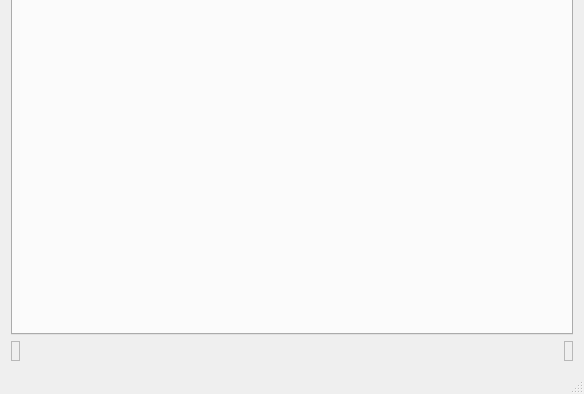
The window that examples/solum_qt/example/solumqt.ui (clariusdev/solum) describes before a commit, drawn with Qt 5; both pictures show x 0 to 584 and y 274 to 668 of the 584 by 668 pixel window.
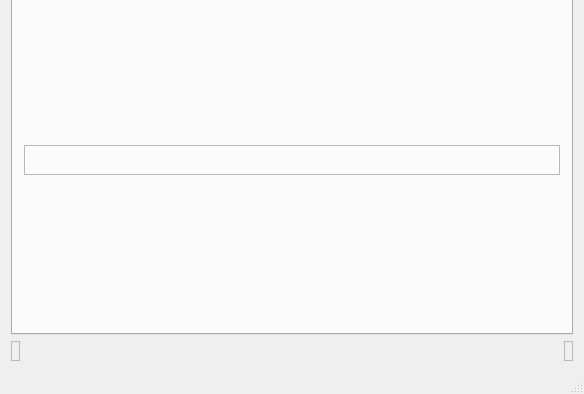
The same window after the commit. The open tabs and pages were chosen to show the change.

What changed in the file:
```diff
--- a/examples/solum_qt/example/solumqt.ui
+++ b/examples/solum_qt/example/solumqt.ui
@@ -1093,6 +1093,22 @@
         <item>
          <layout class="QVBoxLayout" name="render"/>
         </item>
+        <item>
+         <widget class="QLabel" name="imuStats">
+          <property name="maximumSize">
+           <size>
+            <width>16777215</width>
+            <height>30</height>
+           </size>
+          </property>
+          <property name="frameShape">
+           <enum>QFrame::StyledPanel</enum>
+          </property>
+          <property name="text">
+           <string/>
+          </property>
+         </widget>
+        </item>
        </layout>
       </widget>
      </widget>
```
